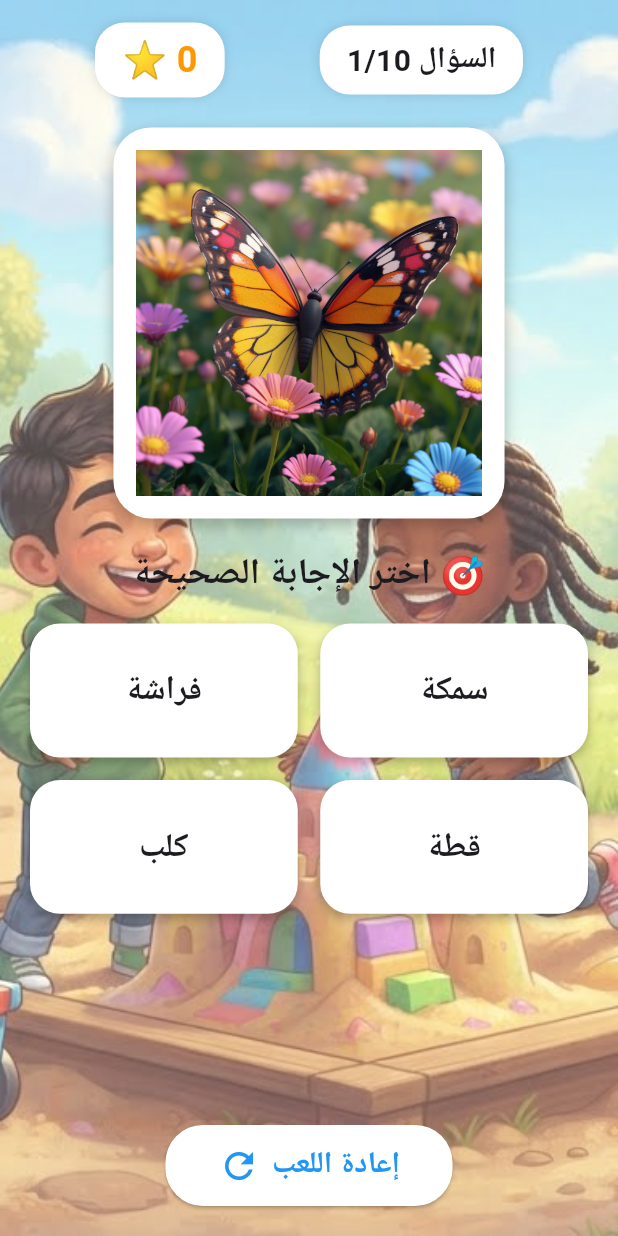
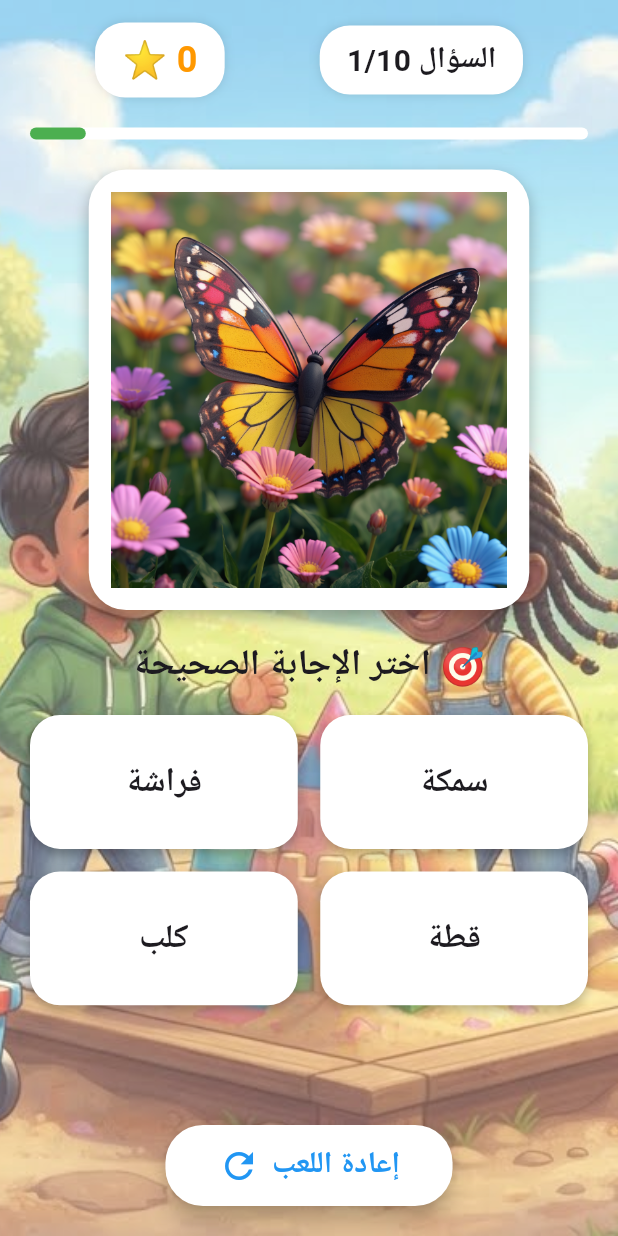
Before and after one commit to Ebrahassad/kids-world, a Flutter app: the GameScreen screen opened directly, on a phone screen of 412 x 824 dp. Run offline on Flutter 3.47's test engine with Material 3 defaults, Android fonts, the phone set to English and light mode, and no system bars; our stand-ins replace audioplayers, confetti.

Commit message:
Update game_screen.dart

```diff
--- a/lib/screens/game_screen.dart
+++ b/lib/screens/game_screen.dart
@@ -112,7 +112,6 @@ class _GameScreenState extends State<GameScreen> {
   }
 
   void checkAnswer(String answer) {
-    // منع الضغط أكثر من مرة
     if (answered || loadingNextQuestion) return;
 
     setState(() {
@@ -284,6 +283,21 @@ class _GameScreenState extends State<GameScreen> {
                 ),
 
                 const SizedBox(height: 20),
+
+                Padding(
+                  padding: const EdgeInsets.symmetric(horizontal: 20),
+                  child: LinearProgressIndicator(
+                    value: (currentQuestion + 1) / questions.length,
+                    minHeight: 8,
+                    borderRadius: BorderRadius.circular(20),
+                    backgroundColor: Colors.white,
+                    valueColor: const AlwaysStoppedAnimation(
+                      Colors.green,
+                    ),
+                  ),
+                ),
+
+                const SizedBox(height: 20),
                 Container(
                   margin: const EdgeInsets.symmetric(horizontal: 20),
                   padding: const EdgeInsets.all(15),
@@ -298,9 +312,12 @@ class _GameScreenState extends State<GameScreen> {
                       ),
                     ],
                   ),
+                  child: AnimatedSwitcher(
+                    duration: const Duration(milliseconds: 300),
                     child: Image.asset(
                       data["image"],
-                    height: MediaQuery.of(context).size.height * 0.28,
+                      key: ValueKey(data["image"]),
+                      height: MediaQuery.of(context).size.height * 0.32,
                       fit: BoxFit.contain,
                       errorBuilder: (context, error, stackTrace) {
                         return const Icon(
@@ -309,6 +326,7 @@ class _GameScreenState extends State<GameScreen> {
                           color: Colors.grey,
                         );
                       },
+                    ),
                   ),
                 ),
 
@@ -323,7 +341,6 @@ class _GameScreenState extends State<GameScreen> {
                 ),
 
                 const SizedBox(height: 15),
-
                 Expanded(
                   child: GridView.builder(
                     padding: const EdgeInsets.symmetric(horizontal: 20),
@@ -337,14 +354,17 @@ class _GameScreenState extends State<GameScreen> {
                     ),
                     itemBuilder: (context, index) {
                       final String option = data["options"][index];
-                      return InkWell(
+
+                      return AnimatedScale(
+                        duration: const Duration(milliseconds: 150),
+                        scale: 1,
+                        child: InkWell(
                           borderRadius: BorderRadius.circular(20),
                           splashColor: Colors.blue.shade100,
                           onTap: (loadingNextQuestion || answered)
                               ? null
                               : () => checkAnswer(option),
-                        child: AnimatedContainer(
-                          duration: const Duration(milliseconds: 200),
+                          child: Container(
                             alignment: Alignment.center,
                             decoration: BoxDecoration(
                               color: Colors.white,
@@ -366,6 +386,7 @@ class _GameScreenState extends State<GameScreen> {
                               ),
                             ),
                           ),
+                        ),
                       );
                     },
                   ),
@@ -376,10 +397,7 @@ class _GameScreenState extends State<GameScreen> {
                 ElevatedButton.icon(
                   onPressed:
                       loadingNextQuestion ? null : restartGame,
-                  icon: const Icon(
-                    Icons.refresh,
-                    size: 28,
-                  ),
+                  icon: const Icon(Icons.refresh, size: 28),
                   label: const Text(
                     "إعادة اللعب",
                     style: TextStyle(
@@ -390,6 +408,7 @@ class _GameScreenState extends State<GameScreen> {
                   style: ElevatedButton.styleFrom(
                     backgroundColor: Colors.white,
                     foregroundColor: Colors.blue,
+                    elevation: 6,
                     padding: const EdgeInsets.symmetric(
                       horizontal: 35,
                       vertical: 12,
```
Lines whose indentation alone changed are shown as unchanged.
